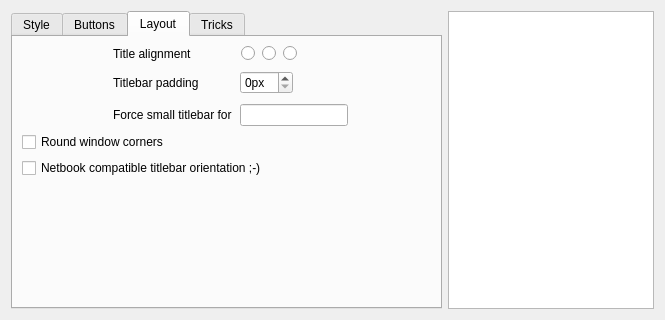
Above: kwin/configdialog.ui from deiv/bespin-pkg before the change. Below: the same form after it.
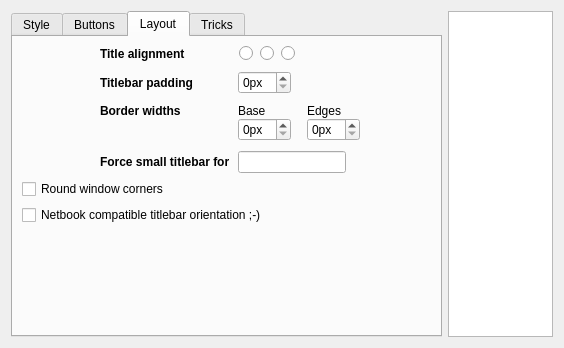
That is the form after the change. The open tabs and pages were chosen to show the change. Custom widgets are drawn as their Qt base class.

Commit message: fix connfig dialog color buttons change commits; replace global bordersize (broken..) by custom one; don't add resize handle to preview

What changed in the file:
```diff
--- a/kwin/configdialog.ui
+++ b/kwin/configdialog.ui
@@ -6,14 +6,14 @@
    <rect>
     <x>0</x>
     <y>0</y>
-    <width>665</width>
-    <height>288</height>
+    <width>564</width>
+    <height>348</height>
    </rect>
   </property>
   <property name="windowTitle">
    <string>Bespin KWin Client Config</string>
   </property>
-  <layout class="QHBoxLayout" name="horizontalLayout" stretch="1,10">
+  <layout class="QHBoxLayout" name="horizontalLayout">
    <item>
     <widget class="QTabWidget" name="tabWidget">
      <property name="tabPosition">
@@ -721,6 +721,33 @@
        <string>Layout</string>
       </attribute>
       <layout class="QGridLayout" name="gridLayout_4">
+       <item row="1" column="0">
+        <widget class="QCheckBox" name="roundCorners">
+         <property name="text">
+          <string>Round window corners</string>
+         </property>
+        </widget>
+       </item>
+       <item row="4" column="0" colspan="2">
+        <widget class="QCheckBox" name="verticalTitlebar">
+         <property name="text">
+          <string>Netbook compatible titlebar orientation ;-)</string>
+         </property>
+        </widget>
+       </item>
+       <item row="5" column="0" colspan="2">
+        <spacer name="verticalSpacer_4">
+         <property name="orientation">
+          <enum>Qt::Vertical</enum>
+         </property>
+         <property name="sizeHint" stdset="0">
+          <size>
+           <width>20</width>
+           <height>40</height>
+          </size>
+         </property>
+        </spacer>
+       </item>
        <item row="0" column="0" colspan="2">
         <layout class="QFormLayout" name="formLayout">
          <property name="fieldGrowthPolicy">
@@ -735,14 +762,20 @@
          <property name="verticalSpacing">
           <number>10</number>
          </property>
-         <item row="3" column="0">
+         <item row="2" column="0">
           <widget class="QLabel" name="label_10">
+           <property name="font">
+            <font>
+             <weight>75</weight>
+             <bold>true</bold>
+            </font>
+           </property>
            <property name="text">
             <string>Title alignment</string>
            </property>
           </widget>
          </item>
-         <item row="3" column="1">
+         <item row="2" column="1">
           <widget class="QWidget" name="widget" native="true">
            <property name="minimumSize">
             <size>
@@ -830,12 +863,12 @@
            </layout>
           </widget>
          </item>
-         <item row="4" column="0">
+         <item row="3" column="0">
           <widget class="QLabel" name="label_5">
            <property name="font">
             <font>
-             <weight>50</weight>
-             <bold>false</bold>
+             <weight>75</weight>
+             <bold>true</bold>
             </font>
            </property>
            <property name="text">
@@ -846,7 +879,7 @@
            </property>
           </widget>
          </item>
-         <item row="4" column="1">
+         <item row="3" column="1">
           <widget class="QSpinBox" name="titlePadding">
            <property name="sizePolicy">
             <sizepolicy hsizetype="Maximum" vsizetype="Fixed">
@@ -862,8 +895,90 @@
            </property>
           </widget>
          </item>
+         <item row="4" column="0">
+          <widget class="QLabel" name="label_20">
+           <property name="font">
+            <font>
+             <weight>75</weight>
+             <bold>true</bold>
+            </font>
+           </property>
+           <property name="text">
+            <string>Border widths</string>
+           </property>
+           <property name="alignment">
+            <set>Qt::AlignLeading|Qt::AlignLeft|Qt::AlignTop</set>
+           </property>
+          </widget>
+         </item>
+         <item row="4" column="1">
+          <layout class="QGridLayout" name="gridLayout_6">
+           <item row="0" column="2" colspan="2">
+            <widget class="QLabel" name="label_21">
+             <property name="text">
+              <string>Edges</string>
+             </property>
+             <property name="alignment">
+              <set>Qt::AlignLeading|Qt::AlignLeft|Qt::AlignVCenter</set>
+             </property>
+            </widget>
+           </item>
+           <item row="1" column="0">
+            <widget class="QSpinBox" name="baseSize">
+             <property name="suffix">
+              <string>px</string>
+             </property>
+             <property name="maximum">
+              <number>32</number>
+             </property>
+            </widget>
+           </item>
+           <item row="1" column="1">
+            <spacer name="horizontalSpacer_5">
+             <property name="orientation">
+              <enum>Qt::Horizontal</enum>
+             </property>
+             <property name="sizeType">
+              <enum>QSizePolicy::Fixed</enum>
+             </property>
+             <property name="sizeHint" stdset="0">
+              <size>
+               <width>16</width>
+               <height>20</height>
+              </size>
+             </property>
+            </spacer>
+           </item>
+           <item row="1" column="2" colspan="2">
+            <widget class="QSpinBox" name="edgeSize">
+             <property name="suffix">
+              <string>px</string>
+             </property>
+             <property name="maximum">
+              <number>32</number>
+             </property>
+            </widget>
+           </item>
+           <item row="0" column="0">
+            <widget class="QLabel" name="label_22">
+             <property name="text">
+              <string>Base</string>
+             </property>
+             <property name="alignment">
+              <set>Qt::AlignLeading|Qt::AlignLeft|Qt::AlignVCenter</set>
+             </property>
+            </widget>
+           </item>
+          </layout>
+         </item>
          <item row="5" column="0">
           <widget class="QLabel" name="label_12">
+           <property name="font">
+            <font>
+             <weight>75</weight>
+             <bold>true</bold>
+            </font>
+           </property>
            <property name="text">
             <string>Force small titlebar for</string>
            </property>
@@ -874,33 +989,6 @@
          </item>
         </layout>
        </item>
-       <item row="2" column="0" colspan="2">
-        <widget class="QCheckBox" name="verticalTitlebar">
-         <property name="text">
-          <string>Netbook compatible titlebar orientation ;-)</string>
-         </property>
-        </widget>
-       </item>
-       <item row="3" column="0" colspan="2">
-        <spacer name="verticalSpacer_4">
-         <property name="orientation">
-          <enum>Qt::Vertical</enum>
-         </property>
-         <property name="sizeHint" stdset="0">
-          <size>
-           <width>20</width>
-           <height>40</height>
-          </size>
-         </property>
-        </spacer>
-       </item>
-       <item row="1" column="0">
-        <widget class="QCheckBox" name="roundCorners">
-         <property name="text">
-          <string>Round window corners</string>
-         </property>
-        </widget>
-       </item>
       </layout>
      </widget>
      <widget class="QWidget" name="tab_2">
```
The commit also changes 5 other files.
